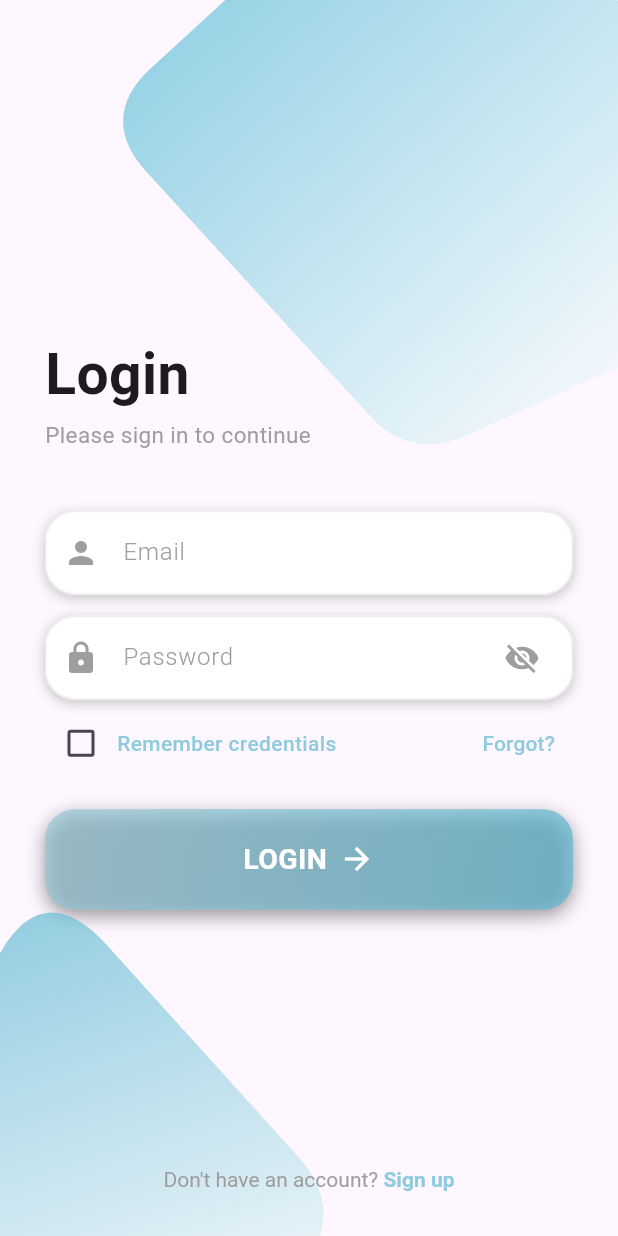
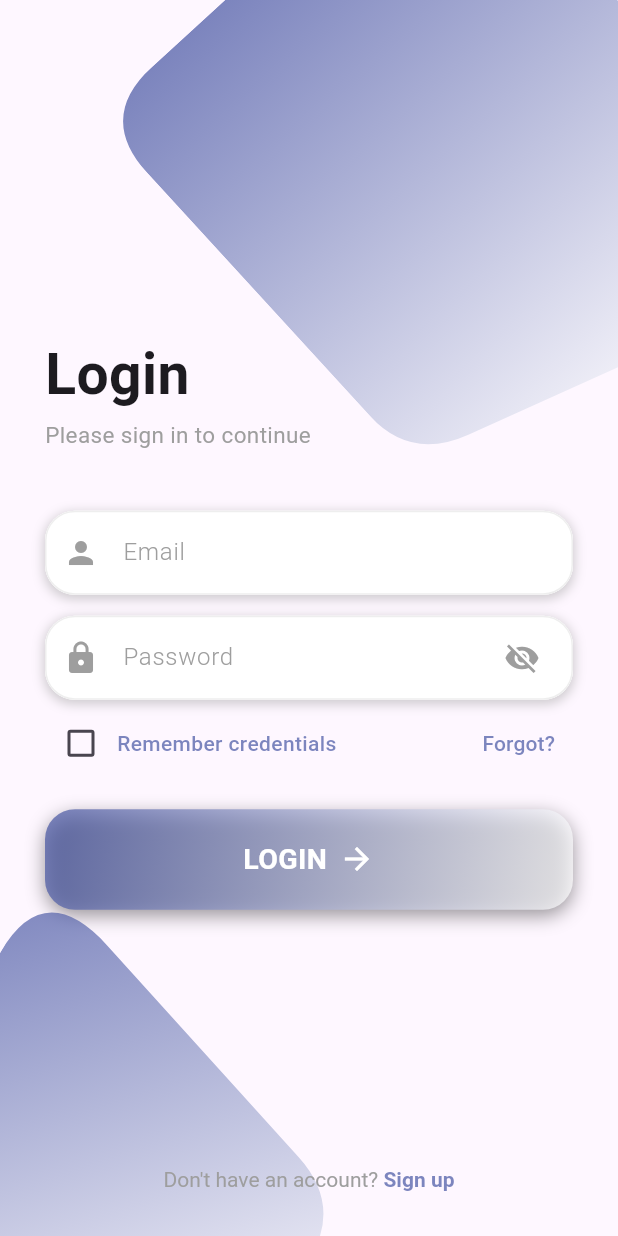
Before and after one commit to AlexZinca/SkinLesionApp, a Flutter app: the screen it shows after launch, on a phone screen of 412 x 824 dp. Run offline on Flutter 3.47's test engine with Material 3 defaults, Android fonts, the phone set to English and light mode, and no system bars; our stand-ins replace camera, cloud_firestore, email_validator, firebase_auth, firebase_core, firebase_storage and 8 more; missing offline and left inert: flutter_pdfview; accounts and stored records are empty.

Commit message:
latest changes

```diff
--- a/lib/components/bottom_nav_bar.dart
+++ b/lib/components/bottom_nav_bar.dart
@@ -29,7 +29,7 @@ class _MyBottomNavBarState extends State<MyBottomNavBar> {
         padding: EdgeInsets.symmetric(horizontal: 35, vertical: 34), // Adjust padding here
         gap: 4, // Adjust gap between icons
         color: Colors.grey[400],
-        activeColor: Color.fromARGB(255, 94, 184, 209).withOpacity(0.7),
+        activeColor: Color.fromARGB(255, 69, 84, 162).withOpacity(0.7),
         mainAxisAlignment: MainAxisAlignment.center,
         onTabChange: (value) {
           setState(() {
@@ -62,7 +62,7 @@ class _MyBottomNavBarState extends State<MyBottomNavBar> {
                   borderRadius: BorderRadius.circular(12),
                 ),
                 color: _selectedIndex == 1
-                    ? Color.fromARGB(255, 94, 184, 209).withOpacity(0.7)
+                    ? Color.fromARGB(255, 69, 84, 162).withOpacity(0.7)
                     : Color.fromARGB(255, 170, 177, 179).withOpacity(0.7),
               ),
               child: Icon(
--- a/lib/pages/blank_intro.dart
+++ b/lib/pages/blank_intro.dart
@@ -51,7 +51,7 @@ class _BiometricLoginPageState extends State<BiometricLoginPage> {
               'SkinSight',
               style: TextStyle(
                 fontSize: 28.0,
-                color: Color.fromARGB(255, 94, 184, 209).withOpacity(0.7),
+                color: Color.fromARGB(255, 69, 84, 162).withOpacity(0.7),
                 fontWeight: FontWeight.bold,
               ),
             ),
--- a/lib/pages/camera_page.dart
+++ b/lib/pages/camera_page.dart
@@ -313,7 +313,7 @@ class _CameraPageState extends State<CameraPage> {
     return Container(
       decoration: BoxDecoration(
         shape: BoxShape.circle,
-        color: Color.fromARGB(255, 151, 199, 212).withOpacity(0.7),
+        color: Color.fromARGB(255, 69, 84, 162).withOpacity(0.7),
         boxShadow: [
           BoxShadow(
             color: Colors.black.withOpacity(0.25),
@@ -364,8 +364,8 @@ class _CameraPageState extends State<CameraPage> {
 final BoxDecoration loginButtonDecoration = BoxDecoration(
   gradient: LinearGradient(
     colors: [
-      Color.fromARGB(255, 151, 199, 212).withOpacity(0.7),
-      Color.fromARGB(255, 94, 184, 209).withOpacity(0.7),
+      Color.fromARGB(255, 98, 110, 173).withOpacity(0.7),
+      Color.fromARGB(255, 69, 84, 162).withOpacity(0.7),
     ],
     begin: Alignment.topLeft,
     end: Alignment.bottomRight,
--- a/lib/pages/clinics_page.dart
+++ b/lib/pages/clinics_page.dart
@@ -265,7 +265,7 @@ class _ClinicsPageState extends State<ClinicsPage> {
   Widget build(BuildContext context) {
     return Scaffold(
       appBar: AppBar(
-        backgroundColor: Color.fromARGB(255, 94, 184, 209).withOpacity(0.7),
+        backgroundColor: Color.fromARGB(255, 69, 84, 162).withOpacity(0.7),
         title: const Text('CLINICS', style: TextStyle(fontSize: 18, color: Colors.white)),
         centerTitle: true,
         iconTheme: const IconThemeData(color: Colors.white),
@@ -309,7 +309,7 @@ class _ClinicsPageState extends State<ClinicsPage> {
               itemBuilder: (context, index) {
                 return Card(
                   elevation: 5,
-                  color: Color.fromARGB(255, 118, 197, 218).withOpacity(0.7),
+                  color: Color.fromARGB(255, 69, 84, 162).withOpacity(0.7),
                   child: InkWell(
                     onTap: () {
                       setState(() {
--- a/lib/pages/home_page.dart
+++ b/lib/pages/home_page.dart
@@ -47,7 +47,7 @@ class _HomePageState extends State<HomePage> {
       ),
       appBar: AppBar(
         automaticallyImplyLeading: false,
-        backgroundColor: Color.fromARGB(255, 94, 184, 209).withOpacity(0.7),
+        backgroundColor: Color.fromARGB(255, 69, 84, 162).withOpacity(0.7),
         title: Text(
           _pageTitles[_selectedIndex], // Set the title dynamically
           style: TextStyle(fontSize: 18, color: Colors.white),
--- a/lib/pages/intro_page.dart
+++ b/lib/pages/intro_page.dart
@@ -105,8 +105,8 @@ class _IntroPageState extends State<IntroPage> {
     final BoxDecoration loginButtonDecoration = BoxDecoration(
       gradient: LinearGradient(
         colors: [
-          Color.fromARGB(255, 151, 199, 212).withOpacity(0.7),
-          Color.fromARGB(255, 94, 184, 209).withOpacity(0.7),
+          Color.fromARGB(255, 69, 84, 162).withOpacity(0.7),
+          Color.fromARGB(255, 255, 255, 255).withOpacity(0.7),
         ],
         begin: Alignment.topLeft,
         end: Alignment.bottomRight,
@@ -140,7 +140,7 @@ class _IntroPageState extends State<IntroPage> {
                     gradient: LinearGradient(
                       colors: [
                         Color.fromARGB(255, 255, 255, 255).withOpacity(0.7),
-                        Color.fromARGB(255, 110, 196, 219).withOpacity(0.7),
+                        Color.fromARGB(255, 69, 84, 162).withOpacity(0.7),
                       ],
                       begin: Alignment.topRight,
                       end: Alignment.bottomRight,
@@ -221,8 +221,7 @@ class _IntroPageState extends State<IntroPage> {
                           children: <Widget>[
                             Checkbox(
                               value: rememberCredentials,
-                              activeColor: Color.fromARGB(255, 94, 184, 209)
-                                  .withOpacity(0.7),
+                              activeColor: Color.fromARGB(255, 69, 84, 162).withOpacity(0.7),
                               onChanged: (bool? value) {
                                 setState(() {
                                   rememberCredentials = value!;
@@ -250,8 +249,7 @@ class _IntroPageState extends State<IntroPage> {
                                 style: TextStyle(
                                   fontSize: 14,
                                   fontWeight: FontWeight.w500,
-                                  color: Color.fromARGB(255, 94, 184, 209)
-                                      .withOpacity(0.7),
+                                  color: Color.fromARGB(255, 69, 84, 162).withOpacity(0.7),
                                 ),
                               ),
                             ),
@@ -273,8 +271,7 @@ class _IntroPageState extends State<IntroPage> {
                                   child: Text('OK',
                                       style: TextStyle(
                                           color:
-                                          Color.fromARGB(255, 94, 184, 209)
-                                              .withOpacity(0.7))),
+                                          Color.fromARGB(255, 69, 84, 162).withOpacity(0.7),)),
                                   onPressed: () => Navigator.of(context).pop(),
                                 ),
                               ],
@@ -294,9 +291,7 @@ class _IntroPageState extends State<IntroPage> {
                                   TextButton(
                                     child: Text('OK',
                                         style: TextStyle(
-                                            color: Color.fromARGB(
-                                                255, 94, 184, 209)
-                                                .withOpacity(0.7))),
+                                            color: Color.fromARGB(255, 69, 84, 162).withOpacity(0.7),)),
                                     onPressed: () =>
                                         Navigator.of(context).pop(),
                                   ),
@@ -313,9 +308,7 @@ class _IntroPageState extends State<IntroPage> {
                                   TextButton(
                                     child: Text('OK',
                                         style: TextStyle(
-                                            color: Color.fromARGB(
-                                                255, 94, 184, 209)
-                                                .withOpacity(0.7))),
+                                            color: Color.fromARGB(255, 69, 84, 162).withOpacity(0.7),)),
                                     onPressed: () =>
                                         Navigator.of(context).pop(),
                                   ),
@@ -329,8 +322,7 @@ class _IntroPageState extends State<IntroPage> {
                         'Forgot?',
                         style: TextStyle(
                           fontSize: 14,
-                          color: Color.fromARGB(255, 94, 184, 209)
-                              .withOpacity(0.7),
+                          color: Color.fromARGB(255, 69, 84, 162).withOpacity(0.7),
                         ),
                       ),
                     ),
@@ -355,7 +347,7 @@ class _IntroPageState extends State<IntroPage> {
                                     child: Text(
                                       'OK',
                                       style: TextStyle(
-                                        color: Color.fromARGB(255, 94, 184, 209),
+                                        color: Color.fromARGB(255, 69, 84, 162).withOpacity(0.7),
                                       ),
                                     ),
                                     onPressed: () => Navigator.of(context).pop(),
@@ -393,7 +385,7 @@ class _IntroPageState extends State<IntroPage> {
                                     child: Text(
                                       'OK',
                                       style: TextStyle(
-                                        color: Color.fromARGB(255, 94, 184, 209),
+                                        color: Color.fromARGB(255, 69, 84, 162).withOpacity(0.7),
                                       ),
                                     ),
                                     onPressed: () => Navigator.of(context).pop(),
@@ -438,7 +430,7 @@ class _IntroPageState extends State<IntroPage> {
                     gradient: LinearGradient(
                       colors: [
                         //Color.fromARGB(255, 210, 238, 245).withOpacity(0.7),
-                        Color.fromARGB(255, 94, 184, 209).withOpacity(0.7),
+                        Color.fromARGB(255, 69, 84, 162).withOpacity(0.7),
                         Color.fromARGB(255, 255, 255, 255).withOpacity(0.7),
                       ],
                       begin: Alignment.topLeft,
@@ -468,7 +460,7 @@ class _IntroPageState extends State<IntroPage> {
                       text: 'Sign up',
                       style: TextStyle(
                         color:
-                        Color.fromARGB(255, 94, 184, 209).withOpacity(0.7),
+                        Color.fromARGB(255, 69, 84, 162).withOpacity(0.7),
                         fontWeight: FontWeight.bold,
                       ),
                     ),
--- a/lib/pages/main_page.dart
+++ b/lib/pages/main_page.dart
@@ -46,7 +46,7 @@ class _MainPageState extends State<MainPage> {
                 child: ClipRRect(
                   borderRadius: BorderRadius.circular(20),
                   child: Image.asset(
-                    'lib/images/1.png',
+                    'lib/images/img_1.png',
                     fit: BoxFit.cover,
                   ),
                 ),
@@ -95,7 +95,7 @@ class _MainPageState extends State<MainPage> {
                   height: 125,
                   width: double.infinity,
                   decoration: BoxDecoration(
-                    color: Color.fromARGB(255, 94, 184, 209).withOpacity(0.7),
+                    color: Color.fromARGB(255, 69, 84, 162).withOpacity(0.7),
                     borderRadius: BorderRadius.circular(20),
                     boxShadow: [
                       BoxShadow(
@@ -142,7 +142,7 @@ class _MainPageState extends State<MainPage> {
       child: Container(
         height: 125,
         decoration: BoxDecoration(
-          color: Color.fromARGB(255, 94, 184, 209).withOpacity(0.7),
+          color: Color.fromARGB(255, 69, 84, 162).withOpacity(0.7),
           borderRadius: BorderRadius.circular(20),
           boxShadow: [
             BoxShadow(
--- a/lib/pages/notifications_page.dart
+++ b/lib/pages/notifications_page.dart
@@ -73,7 +73,7 @@ class NotificationCard extends StatelessWidget {
           Container(
             padding: EdgeInsets.all(8),
             decoration: BoxDecoration(
-              color: Color.fromARGB(255, 110, 196, 219).withOpacity(0.7),
+              color: Color.fromARGB(255, 69, 84, 162).withOpacity(0.7),
               shape: BoxShape.circle,
             ),
             child: Icon(Icons.notifications, color: Colors.white, size: 20.0),
--- a/lib/pages/settings_page.dart
+++ b/lib/pages/settings_page.dart
@@ -19,7 +19,7 @@ class _SettingsPageState extends State<SettingsPage> {
   bool automaticLogin = true;
   bool biometricAuth = false;
   final FlutterSecureStorage storage = FlutterSecureStorage();
-  Color switchColor = Color.fromARGB(255, 94, 184, 209).withOpacity(0.7);
+  Color switchColor = Color.fromARGB(211, 31, 46, 136).withOpacity(0.7);
 
 
   @override
@@ -114,7 +114,7 @@ class _SettingsPageState extends State<SettingsPage> {
   Future<void> _showFeedbackDialog() async {
     final TextEditingController _feedbackController = TextEditingController();
     // Assuming `greenColor` and `textColor` are defined at the class level
-    final Color greenColor = Color.fromARGB(255, 94, 184, 209).withOpacity(0.7);
+    final Color greenColor = Color.fromARGB(255, 69, 84, 162).withOpacity(0.7);
     final Color textColor = Color.fromARGB(255, 145, 145, 145).withOpacity(0.7);
 
     await showDialog(
@@ -160,7 +160,7 @@ class _SettingsPageState extends State<SettingsPage> {
 
 
   Future<void> _showAboutAppDialog() async {
-    final Color greenColor = Color.fromARGB(255, 94, 184, 209).withOpacity(0.7); // Define your green color
+    final Color greenColor = Color.fromARGB(255, 69, 84, 162).withOpacity(0.7); // Define your green color
     final textColor = Color.fromARGB(255, 145, 145, 145).withOpacity(0.7);
     // For dynamic version, use package_info package to fetch version.
     // For now, let's hardcode a version.
--- a/lib/pages/user_Page.dart
+++ b/lib/pages/user_Page.dart
@@ -20,7 +20,7 @@ class _UserPageState extends State<UserPage> {
             CircleAvatar(
               radius: 40,
               backgroundColor:
-              Color.fromARGB(255, 94, 184, 209).withOpacity(0.7),
+              Color.fromARGB(255, 69, 84, 162).withOpacity(0.7),
               child: Text(
                 'AZ',
                 style: TextStyle(fontSize: 20, color: Colors.white),
```
Also changed, not shown: lib/pages/diagnostic_detail_page.dart (+4 -4 lines), lib/pages/diagnostics_page.dart (+4 -4 lines), lib/pages/display_image.dart (+5 -6 lines), lib/pages/medical_history.dart (+4 -4 lines), lib/pages/sign_up.dart (+7 -7 lines), lib/images/img.png (added), lib/images/img_1.png (added).
